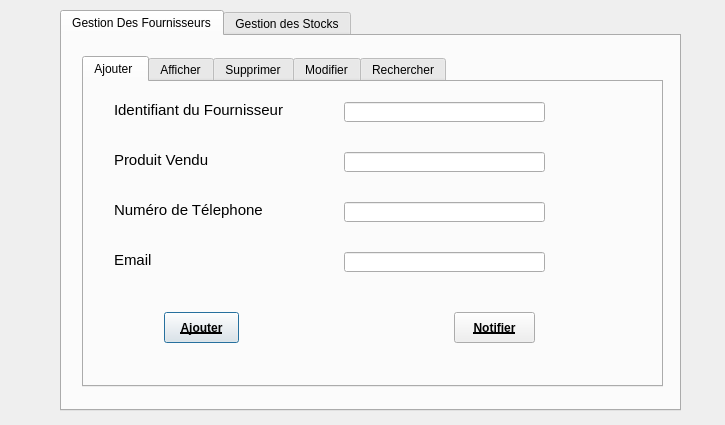
This is fournisseuretstocks.ui in wiemjebari/buy-the-way as Qt 5 draws it before an edit. The edited form follows.
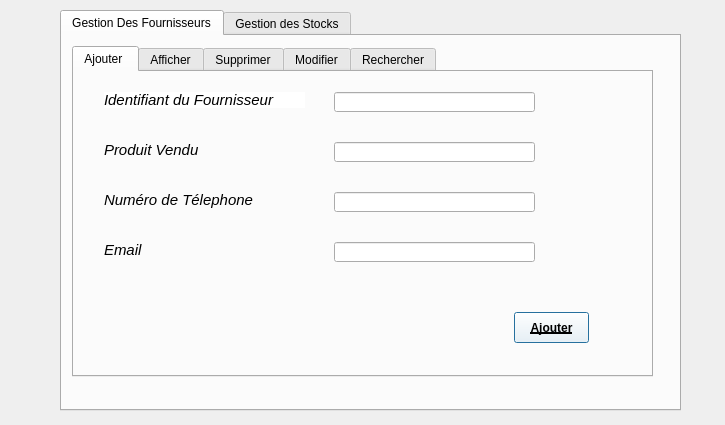
This is the edited form. The open tabs and pages were chosen to show the change. Icons and pictures are not drawn.

```diff
--- a/fournisseuretstocks.ui
+++ b/fournisseuretstocks.ui
@@ -13,6 +13,9 @@
   <property name="windowTitle">
    <string>Dialog</string>
   </property>
+  <property name="styleSheet">
+   <string notr="true"/>
+  </property>
   <widget class="QTabWidget" name="tabWidget_2">
    <property name="geometry">
     <rect>
@@ -22,6 +25,9 @@
      <height>401</height>
     </rect>
    </property>
+   <property name="styleSheet">
+    <string notr="true">background-image:url(:/istockphoto-995719694-612x612.jpg)</string>
+   </property>
    <property name="currentIndex">
     <number>1</number>
    </property>
@@ -32,8 +38,8 @@
     <widget class="QTabWidget" name="tabWidget">
      <property name="geometry">
       <rect>
-       <x>20</x>
-       <y>20</y>
+       <x>10</x>
+       <y>10</y>
        <width>581</width>
        <height>331</height>
       </rect>
@@ -58,6 +64,9 @@
         <font>
          <family>Microsoft YaHei UI</family>
          <pointsize>11</pointsize>
+         <weight>50</weight>
+         <italic>true</italic>
+         <bold>false</bold>
         </font>
        </property>
        <property name="text">
@@ -77,6 +86,7 @@
         <font>
          <family>Microsoft YaHei UI</family>
          <pointsize>11</pointsize>
+         <italic>true</italic>
         </font>
        </property>
        <property name="text">
@@ -86,8 +96,8 @@
       <widget class="QPushButton" name="pushButton_ajout">
        <property name="geometry">
         <rect>
-         <x>80</x>
-         <y>230</y>
+         <x>440</x>
+         <y>240</y>
          <width>75</width>
          <height>31</height>
         </rect>
@@ -99,6 +109,9 @@
          <underline>true</underline>
         </font>
        </property>
+       <property name="styleSheet">
+        <string notr="true">background-color:rgb(255, 255, 255)</string>
+       </property>
        <property name="text">
         <string>Ajouter</string>
        </property>
@@ -116,8 +129,14 @@
         <font>
          <family>Microsoft YaHei UI</family>
          <pointsize>11</pointsize>
+         <weight>50</weight>
+         <italic>true</italic>
+         <bold>false</bold>
         </font>
        </property>
+       <property name="styleSheet">
+        <string notr="true">background-color:rgb(255, 255, 255)</string>
+       </property>
        <property name="text">
         <string>Identifiant du Fournisseur</string>
        </property>
@@ -151,6 +170,9 @@
         <font>
          <family>Microsoft YaHei UI</family>
          <pointsize>11</pointsize>
+         <weight>50</weight>
+         <italic>true</italic>
+         <bold>false</bold>
         </font>
        </property>
        <property name="text">
@@ -205,26 +227,6 @@
         </font>
        </property>
       </widget>
-      <widget class="QPushButton" name="pushButton">
-       <property name="geometry">
-        <rect>
-         <x>370</x>
-         <y>230</y>
-         <width>81</width>
-         <height>31</height>
-        </rect>
-       </property>
-       <property name="font">
-        <font>
-         <weight>75</weight>
-         <bold>true</bold>
-         <underline>true</underline>
-        </font>
-       </property>
-       <property name="text">
-        <string>Notifier</string>
-       </property>
-      </widget>
      </widget>
      <widget class="QWidget" name="tab_2">
       <attribute name="title">
```
Left out of the diff: 84 changed lines with no effect on the pictures.
